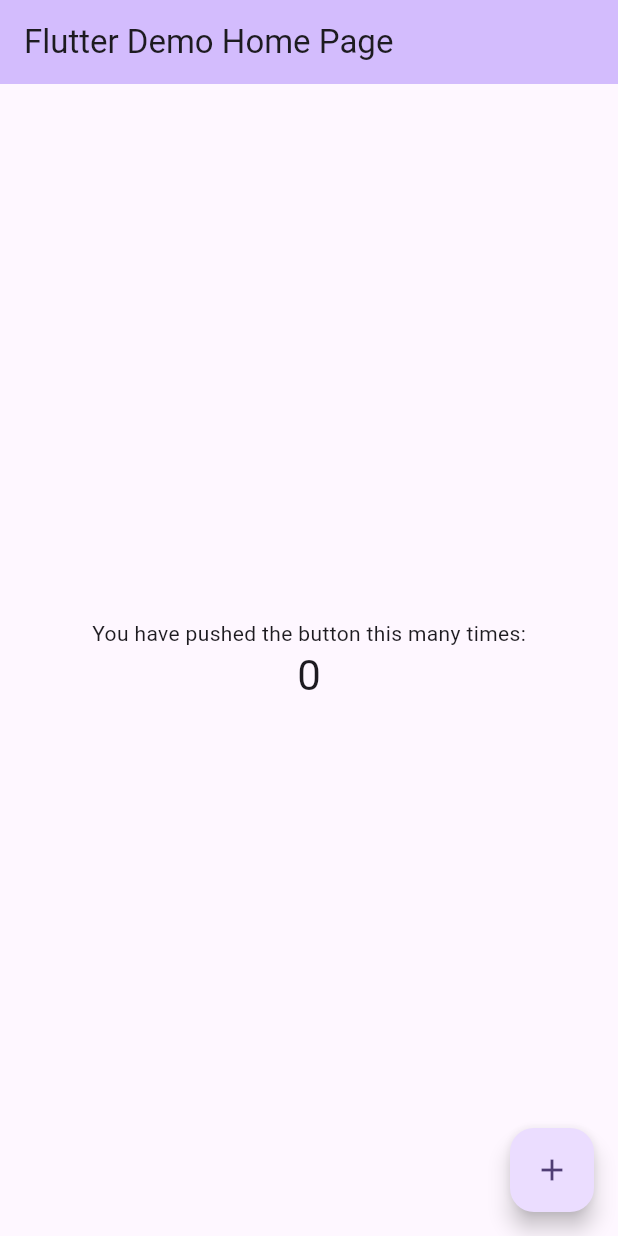
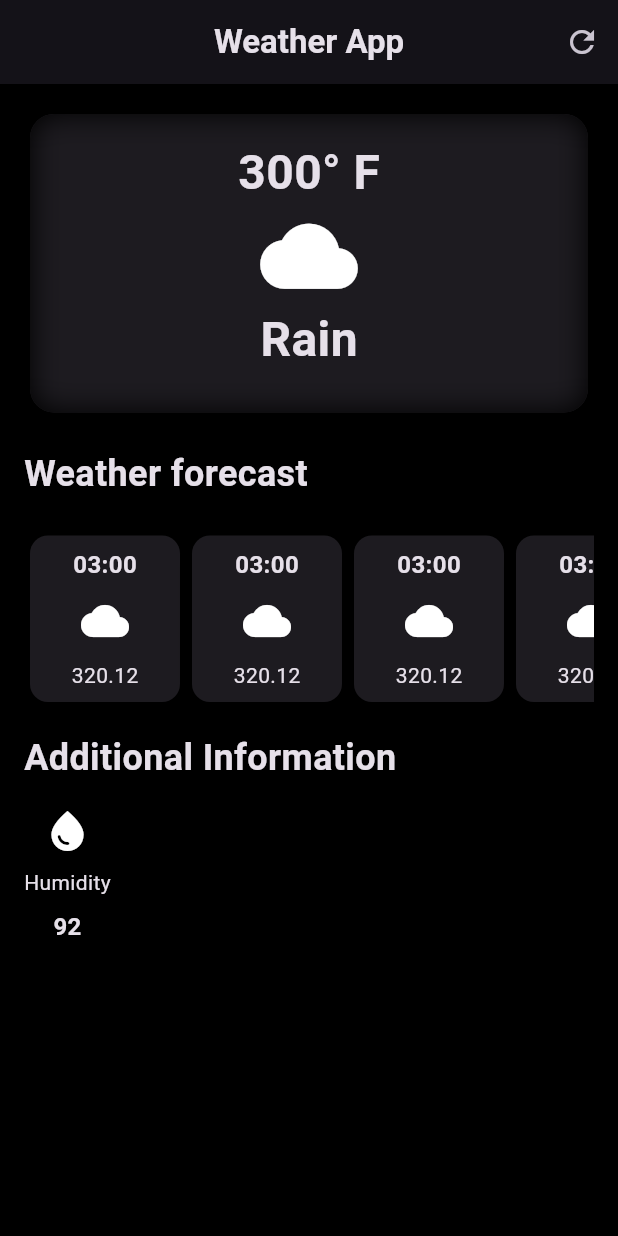
Before and after one commit to mohit035/weather_app, a Flutter app: the screen it shows after launch, on a phone screen of 412 x 824 dp. Run offline on Flutter 3.47's test engine with Material 3 defaults, Android fonts, the phone set to English and light mode, and no system bars.

Commit message:
feat: design home screen layout

```diff
--- a/weather_app/lib/main.dart
+++ b/weather_app/lib/main.dart
@@ -1,4 +1,5 @@
 import 'package:flutter/material.dart';
+import 'package:weather_app/weather_screen.dart';
 
 void main() {
   runApp(const MyApp());
@@ -7,119 +8,14 @@ void main() {
 class MyApp extends StatelessWidget {
   const MyApp({super.key});
 
-  // This widget is the root of your application.
   @override
   Widget build(BuildContext context) {
-    return MaterialApp(
-      title: 'Flutter Demo',
-      theme: ThemeData(
-        // This is the theme of your application.
-        //
-        // TRY THIS: Try running your application with "flutter run". You'll see
-        // the application has a purple toolbar. Then, without quitting the app,
-        // try changing the seedColor in the colorScheme below to Colors.green
-        // and then invoke "hot reload" (save your changes or press the "hot
-        // reload" button in a Flutter-supported IDE, or press "r" if you used
-        // the command line to start the app).
-        //
-        // Notice that the counter didn't reset back to zero; the application
-        // state is not lost during the reload. To reset the state, use hot
-        // restart instead.
-        //
-        // This works for code too, not just values: Most code changes can be
-        // tested with just a hot reload.
-        colorScheme: ColorScheme.fromSeed(seedColor: Colors.deepPurple),
-        useMaterial3: true,
+    return  MaterialApp(
+      debugShowCheckedModeBanner: false,
+      theme: ThemeData.dark(useMaterial3: true).copyWith(
+        appBarTheme: AppBarTheme()
       ),
-      home: const MyHomePage(title: 'Flutter Demo Home Page'),
+      home:  WeatherScreen(),
     );
   }
 }
-
-class MyHomePage extends StatefulWidget {
-  const MyHomePage({super.key, required this.title});
-
-  // This widget is the home page of your application. It is stateful, meaning
-  // that it has a State object (defined below) that contains fields that affect
-  // how it looks.
-
-  // This class is the configuration for the state. It holds the values (in this
-  // case the title) provided by the parent (in this case the App widget) and
-  // used by the build method of the State. Fields in a Widget subclass are
-  // always marked "final".
-
-  final String title;
-
-  @override
-  State<MyHomePage> createState() => _MyHomePageState();
-}
-
-class _MyHomePageState extends State<MyHomePage> {
-  int _counter = 0;
-
-  void _incrementCounter() {
-    setState(() {
-      // This call to setState tells the Flutter framework that something has
-      // changed in this State, which causes it to rerun the build method below
-      // so that the display can reflect the updated values. If we changed
-      // _counter without calling setState(), then the build method would not be
-      // called again, and so nothing would appear to happen.
-      _counter++;
-    });
-  }
-
-  @override
-  Widget build(BuildContext context) {
-    // This method is rerun every time setState is called, for instance as done
-    // by the _incrementCounter method above.
-    //
-    // The Flutter framework has been optimized to make rerunning build methods
-    // fast, so that you can just rebuild anything that needs updating rather
-    // than having to individually change instances of widgets.
-    return Scaffold(
-      appBar: AppBar(
-        // TRY THIS: Try changing the color here to a specific color (to
-        // Colors.amber, perhaps?) and trigger a hot reload to see the AppBar
-        // change color while the other colors stay the same.
-        backgroundColor: Theme.of(context).colorScheme.inversePrimary,
-        // Here we take the value from the MyHomePage object that was created by
-        // the App.build method, and use it to set our appbar title.
-        title: Text(widget.title),
-      ),
-      body: Center(
-        // Center is a layout widget. It takes a single child and positions it
-        // in the middle of the parent.
-        child: Column(
-          // Column is also a layout widget. It takes a list of children and
-          // arranges them vertically. By default, it sizes itself to fit its
-          // children horizontally, and tries to be as tall as its parent.
-          //
-          // Column has various properties to control how it sizes itself and
-          // how it positions its children. Here we use mainAxisAlignment to
-          // center the children vertically; the main axis here is the vertical
-          // axis because Columns are vertical (the cross axis would be
-          // horizontal).
-          //
-          // TRY THIS: Invoke "debug painting" (choose the "Toggle Debug Paint"
-          // action in the IDE, or press "p" in the console), to see the
-          // wireframe for each widget.
-          mainAxisAlignment: MainAxisAlignment.center,
-          children: <Widget>[
-            const Text(
-              'You have pushed the button this many times:',
-            ),
-            Text(
-              '$_counter',
-              style: Theme.of(context).textTheme.headlineMedium,
-            ),
-          ],
-        ),
-      ),
-      floatingActionButton: FloatingActionButton(
-        onPressed: _incrementCounter,
-        tooltip: 'Increment',
-        child: const Icon(Icons.add),
-      ), // This trailing comma makes auto-formatting nicer for build methods.
-    );
-  }
-}
--- /dev/null
+++ b/weather_app/lib/weather_screen.dart
@@ -0,0 +1,177 @@
+import 'dart:ui';
+import 'package:flutter/material.dart';
+import 'package:flutter/widgets.dart';
+
+class WeatherScreen extends StatelessWidget {
+  const WeatherScreen({super.key});
+
+  @override
+  Widget build(BuildContext context) {
+    return Scaffold(
+      appBar: AppBar(
+        title: const Text(
+          'Weather App',
+          style: TextStyle(
+            fontWeight: FontWeight.bold,
+          ),
+        ),
+        centerTitle: true,
+        actions: [
+          IconButton(onPressed: () {}, icon: const Icon(Icons.refresh))
+          //  GestureDetector(child: Icon(Icons.refresh),
+          //  onTap: (){
+          //   print('refresh');
+          //  },
+          //  )
+        ],
+      ),
+      backgroundColor: Colors.black,
+      body: Padding(
+        padding: const EdgeInsets.all(16.0),
+        child: Column(
+          children: [
+            //maincard,
+            SizedBox(
+              width: double.infinity,
+              child: Card(
+                elevation: 10,
+                shape: RoundedRectangleBorder(
+                    borderRadius: BorderRadius.circular(16)),
+                child: ClipRRect(
+                  borderRadius: BorderRadius.circular(16),
+                  child: BackdropFilter(
+                    filter: ImageFilter.blur(sigmaX: 10, sigmaY: 10),
+                    child: const Padding(
+                      padding: EdgeInsets.all(16.0),
+                      child: Column(
+                        children: [
+                          Text(
+                            '300° F',
+                            style: TextStyle(
+                                fontSize: 32, fontWeight: FontWeight.bold),
+                          ),
+                          Icon(
+                            Icons.cloud,
+                            size: 65,
+                          ),
+                          Text(
+                            'Rain',
+                            style: TextStyle(
+                                fontSize: 32, fontWeight: FontWeight.bold),
+                          ),
+                          SizedBox(
+                            height: 10,
+                          )
+                        ],
+                      ),
+                    ),
+                  ),
+                ),
+              ),
+            ),
+            const SizedBox(
+              height: 20,
+            ),
+            const Align(
+              alignment: Alignment.centerLeft,
+              child: Text(
+                'Weather forecast',
+                style: TextStyle(fontSize: 24, fontWeight: FontWeight.bold),
+              ),
+            ),
+            //weather forecast cards
+
+            const SizedBox(
+              height: 20,
+            ),
+            const SingleChildScrollView(
+              scrollDirection: Axis.horizontal,
+              child: Row(
+                children: [
+                  HourlyForecastItem(),
+                  HourlyForecastItem(),
+                  HourlyForecastItem(),
+                  HourlyForecastItem(),
+                  HourlyForecastItem(),
+                ],
+              ),
+            ),
+            //addittion info card
+            SizedBox(height: 16,),
+
+              const Align(
+              alignment: Alignment.centerLeft,
+              child: Text(
+                'Additional Information',
+                style: TextStyle(fontSize: 24, fontWeight: FontWeight.bold),
+              ),
+            ),
+            SizedBox(height: 16,),
+             const Row(
+              children: [
+                Column(
+                  children: [
+                    Icon(Icons.water_drop,
+                    size: 32,
+                    ),
+                     SizedBox(height: 8,),
+                     Text('Humidity'),
+                     SizedBox(height: 8,),
+                     Text('92',
+                     style: TextStyle(
+                      fontSize: 16,
+                      fontWeight: FontWeight.bold
+                     ),
+                     )
+
+                  ],
+                )
+              ],
+             )
+          ],
+        ),
+      ),
+    );
+  }
+}
+
+// container doesn't have elevation property, so we used card
+
+class HourlyForecastItem extends StatelessWidget {
+  const HourlyForecastItem({super.key});
+
+  @override
+  Widget build(BuildContext context) {
+    return Card(
+      elevation: 6,
+      child: Container(
+        padding: const EdgeInsets.all(8.0),
+        width: 100,
+        decoration: BoxDecoration(
+          borderRadius: BorderRadius.circular(12),
+        ),
+        child: const Column(
+          children: [
+            Text(
+              '03:00',
+              style: TextStyle(fontSize: 16, fontWeight: FontWeight.bold),
+            ),
+            SizedBox(
+              height: 10,
+            ),
+            Icon(
+              Icons.cloud,
+              size: 32,
+            ),
+            SizedBox(
+              height: 10,
+            ),
+            Text(
+              '320.12',
+            )
+          ],
+        ),
+      ),
+    );
+  }
+}
```
